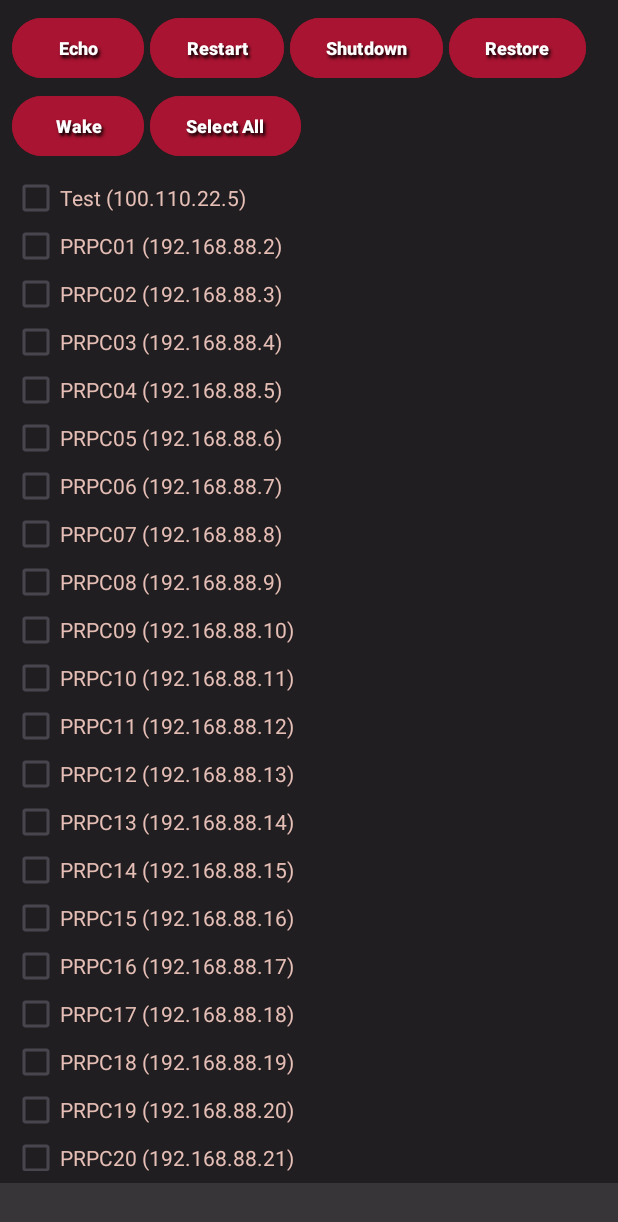
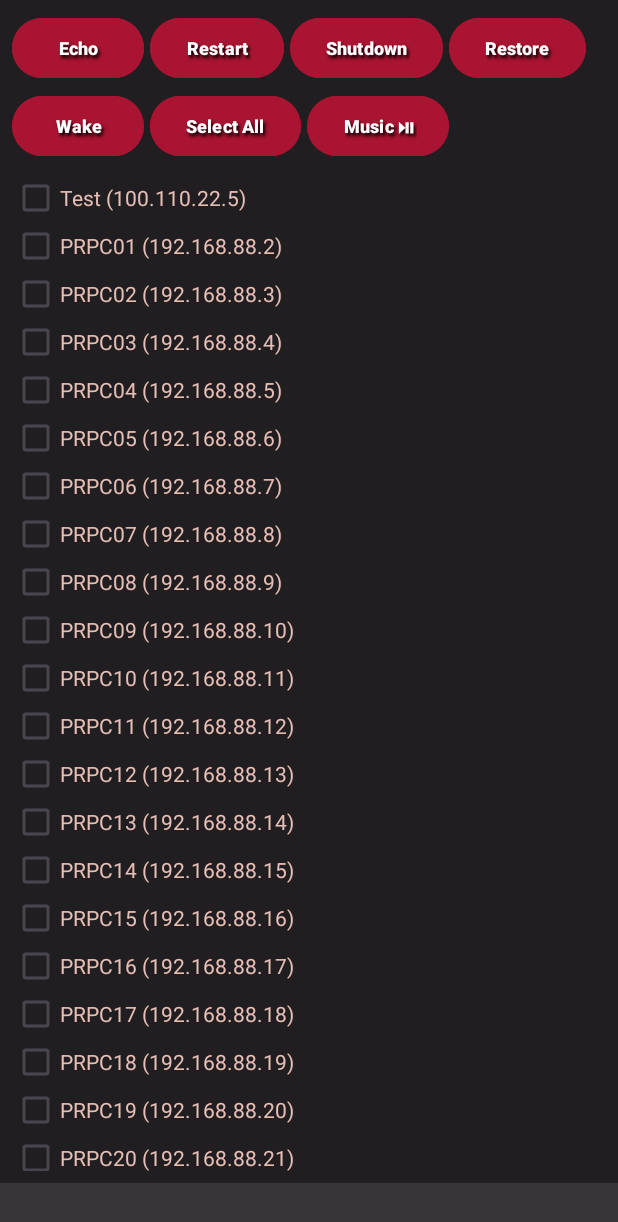
Before and after one commit to nsidir/AndroidLabControl, an Android app: the screen it shows after launch (MainActivity), after a tap on "Echo", on a phone screen of 412 x 824 dp. Shown: the top 1222 px of the screen. Run offline under Robolectric (Android 15) with nearby library versions, the phone set to English and light mode, and no system bars; 3 statements that could not run were skipped.

Commit message:
Music Button

```diff
--- a/LabControl/app/src/main/java/com/example/labcontrol/MainActivity.java
+++ b/LabControl/app/src/main/java/com/example/labcontrol/MainActivity.java
@@ -49,7 +49,7 @@ public class MainActivity extends AppCompatActivity implements View.OnClickListe
 
     TextView responseTextView;
     LinearLayout serverCheckboxContainer;
-    Button echoButton, restartButton, shutdownButton, restoreButton, wakeButton, selectAllButton;
+    Button echoButton, restartButton, shutdownButton, restoreButton, wakeButton, selectAllButton, musicButton;
 
     private ServerStatusService serverStatusService;
     private boolean isBound = false;
@@ -103,6 +103,7 @@ public class MainActivity extends AppCompatActivity implements View.OnClickListe
         restoreButton = findViewById(R.id.restoreButton);
         wakeButton = findViewById(R.id.wolButton);
         selectAllButton = findViewById(R.id.selectAllButton);
+        musicButton = findViewById(R.id.musicButton);
 
 
         echoButton.setOnClickListener(this);
@@ -111,6 +112,7 @@ public class MainActivity extends AppCompatActivity implements View.OnClickListe
         restoreButton.setOnClickListener(this);
         wakeButton.setOnClickListener(this);
         selectAllButton.setOnClickListener(this);
+        musicButton.setOnClickListener(this);
 
         responseTextView.setMovementMethod(new ScrollingMovementMethod());
 
@@ -177,7 +179,15 @@ public class MainActivity extends AppCompatActivity implements View.OnClickListe
         if (v == shutdownButton) command = "shutdown";
         if (v == restoreButton) command = "restore";
 
-        responseTextView.setText("");
+        if (!command.isEmpty()) responseTextView.setText("");
+
+        if (v == musicButton) {
+            if(mediaPlayer.isPlaying()){
+                mediaPlayer.pause();
+            } else {
+                mediaPlayer.start();
+            }
+        }
 
         for (int i = 0; i < serverCheckboxContainer.getChildCount(); i++) {
             CheckBox cb = (CheckBox) serverCheckboxContainer.getChildAt(i);
--- a/LabControl/app/src/main/res/layout/activity_main.xml
+++ b/LabControl/app/src/main/res/layout/activity_main.xml
@@ -63,6 +63,11 @@
                 android:id="@+id/selectAllButton"
                 style="@style/ControlButtonStyle"
                 android:text="Select All" />
+
+            <Button
+                android:id="@+id/musicButton"
+                style="@style/ControlButtonStyle"
+                android:text="Music ⏯︎" />
         </LinearLayout>
     </LinearLayout>
 
```
